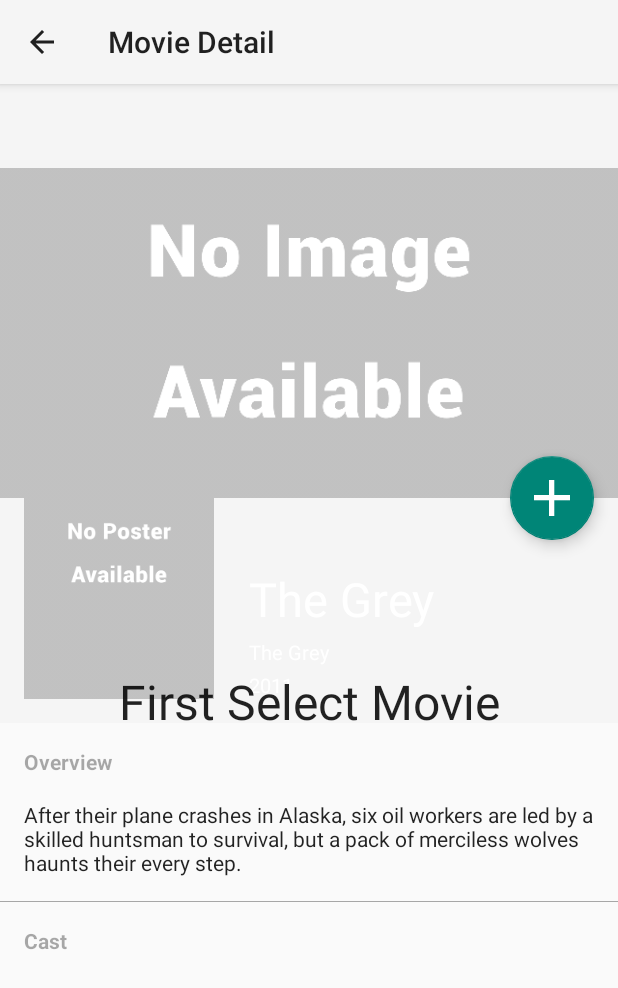
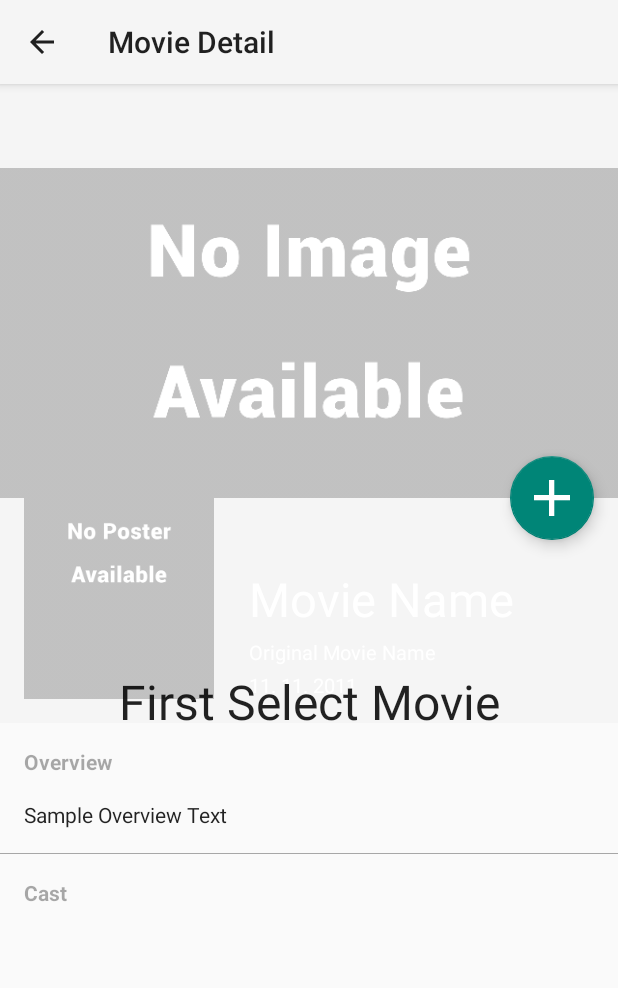
Before and after one commit to zayo/PV256, an Android app: the fragment MovieDetailFragment placed in its activity, on a phone screen of 412 x 824 dp. Shown: the top 988 px of the screen. Run offline under Robolectric (Android 15) with nearby library versions, the phone set to English and light mode, and no system bars; libraries missing offline, so code that uses them is left out: de.greenrobot.event; pictures from the network do not load; 4 statements that could not run were skipped.

Commit message:
week10 some fixes

```diff
--- a/app/src/main/java/cz/muni/fi/pv256/movio/uco_374524/superprojekt/activity/MovieListActivity.java
+++ b/app/src/main/java/cz/muni/fi/pv256/movio/uco_374524/superprojekt/activity/MovieListActivity.java
@@ -334,7 +334,7 @@ public class MovieListActivity
 
   @Override
   public void onLoadFinished(Loader<Cursor> loader, Cursor data) {
-    if (data != null && data.getCount() > 0) {
+    if (data != null) {
       HeaderArrayList<Movie> list = new HeaderArrayList<>();
       list.add(new Movie(getString(R.string.saved), true));
       list.setHeaderEvery(Integer.MAX_VALUE);
--- a/app/src/main/java/cz/muni/fi/pv256/movio/uco_374524/superprojekt/model/Actor.java
+++ b/app/src/main/java/cz/muni/fi/pv256/movio/uco_374524/superprojekt/model/Actor.java
@@ -4,7 +4,7 @@ import android.os.Parcel;
 import android.os.Parcelable;
 
 /**
- * Created by prasniatko on 18/10/15.
+ * Base actor model class
  */
 public class Actor implements Parcelable {
 
--- a/app/src/main/res/layout/fragment_detail.xml
+++ b/app/src/main/res/layout/fragment_detail.xml
@@ -60,7 +60,7 @@
                   android:layout_height="0dp"
                   android:layout_weight="9"
                   android:ellipsize="end"
-                  android:text="The Grey"
+                  android:text="@string/sample_movie_name"
                   android:gravity="bottom"
                   />
                 <cz.muni.fi.pv256.movio.uco_374524.superprojekt.utils.view.AutoResizeTextView
@@ -69,7 +69,7 @@
                   android:layout_width="match_parent"
                   android:layout_height="0dp"
                   android:layout_weight="3"
-                  android:text="The Grey"
+                  android:text="@string/sample_original_movie_name"
                   android:layout_marginTop="@dimen/grid_spacing"
                   android:maxLines="2"
                   />
@@ -82,7 +82,7 @@
                   android:gravity="bottom|start"
                   android:layout_gravity="bottom"
                   android:singleLine="true"
-                  android:text="2011"
+                  android:text="@string/sample_date"
                   />
               </LinearLayout>
             </FrameLayout>
@@ -109,7 +109,7 @@
             style="@style/Text.Medium.Small"
             android:layout_width="match_parent"
             android:layout_height="wrap_content"
-            android:text="Overview"
+            android:text="@string/label_overview"
             android:paddingTop="@dimen/padmar_normal"
             android:paddingLeft="@dimen/padmar_normal"
             android:paddingRight="@dimen/padmar_normal"
@@ -120,7 +120,7 @@
             style="@style/Text.Dark.Small"
             android:layout_width="match_parent"
             android:layout_height="wrap_content"
-            android:text="After their plane crashes in Alaska, six oil workers are led by a skilled huntsman to survival, but a pack of merciless wolves haunts their every step."
+            android:text="@string/sample_overview_text"
             android:padding="@dimen/padmar_normal"
             />
           <View
@@ -132,7 +132,7 @@
             style="@style/Text.Medium.Small"
             android:layout_width="match_parent"
             android:layout_height="wrap_content"
-            android:text="Cast"
+            android:text="@string/label_cast"
             android:padding="@dimen/padmar_normal"
             android:textStyle="bold"
             />
--- a/app/src/main/res/layout/view_cast_item.xml
+++ b/app/src/main/res/layout/view_cast_item.xml
@@ -21,7 +21,7 @@
     android:id="@+id/actor_name"
     android:layout_width="match_parent"
     android:layout_height="wrap_content"
-    android:text="Liam Neeson"
+    android:text="@string/sample_actor_name"
     android:padding="@dimen/padmar_normal"
     android:layout_gravity="center"
     />
--- a/app/src/main/res/values/strings.xml
+++ b/app/src/main/res/values/strings.xml
@@ -15,4 +15,13 @@
   <string name="content_authority" translatable="false">cz.muni.fi.pv256.movio.uco_374524</string>
   <string name="account_type" translatable="false">@string/content_authority</string>
   <string name="updated">%1$d of your %2$d favorites were updated.</string>
+
+  <string name="label_cast">Cast</string>
+  <string name="label_overview">Overview</string>
+
+  <string name="sample_actor_name" translatable="false">Actor Name</string>
+  <string name="sample_overview_text" translatable="false">Sample Overview Text</string>
+  <string name="sample_date" translatable="false">11. 11. 2011</string>
+  <string name="sample_original_movie_name" translatable="false">Original Movie Name</string>
+  <string name="sample_movie_name" translatable="false">Movie Name</string>
 </resources>
--- a/gradle.properties
+++ b/gradle.properties
@@ -16,8 +16,3 @@
 # This option should only be used with decoupled projects. More details, visit
 # http://www.gradle.org/docs/current/userguide/multi_project_builds.html#sec:decoupled_projects
 # org.gradle.parallel=true
-
-RELEASE_STORE_FILE=~/.android/MUNI
-RELEASE_STORE_PASSWORD=munipw
-RELEASE_KEY_ALIAS=MUNI_KEYSTORE
-RELEASE_KEY_PASSWORD=munipw
```
Also changed, not shown: 3 other files.
